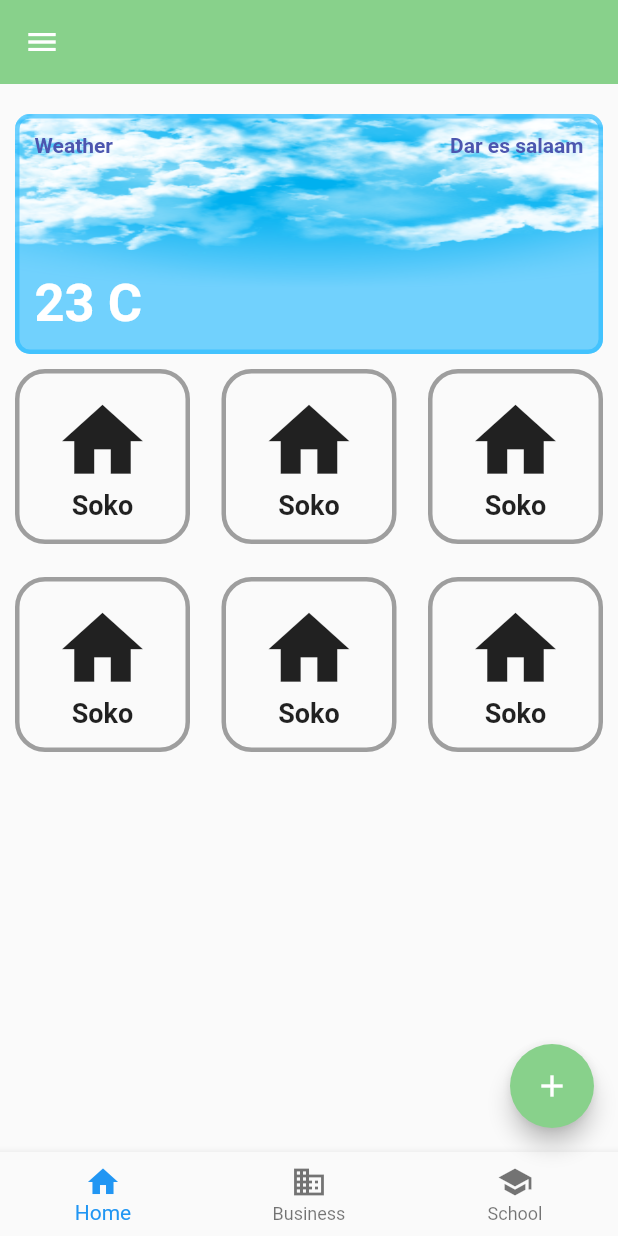
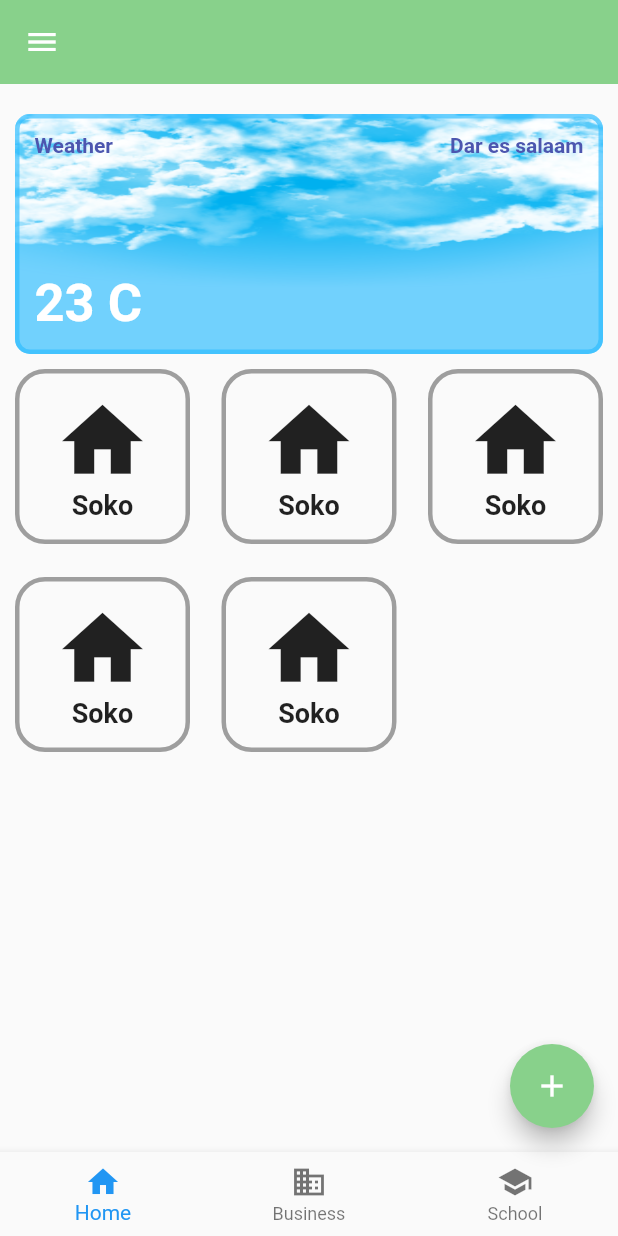
Before and after one commit to zuberypima/farmersoko, a Flutter app: the HomePage screen opened directly, on a phone screen of 412 x 824 dp. Run offline on Flutter 3.47's test engine with Material 2 defaults, Android fonts, the phone set to English and light mode, and no system bars.

Commit message:
update screens

```diff
--- a/lib/screens/homepage.dart
+++ b/lib/screens/homepage.dart
@@ -151,21 +151,7 @@ class _HomePageState extends State<HomePage> {
                       ),
                     ),
                   ),
-                   Padding(
-                    padding: const EdgeInsets.all(10),
-                    child: Container(
-                      width: 45,
-                      decoration: BoxDecoration(
-                          border: Border.all(width: 3, color: Colors.grey),
-                          borderRadius: BorderRadius.circular(20)),
-                      child: Center(
-                        child: Column(
-                          mainAxisAlignment: MainAxisAlignment.center,
-                          children: [Icon(Icons.home,size: 65,), Text('Soko',style: TextStyle(fontSize: 18,fontWeight: FontWeight.w700))],
-                        ),
-                      ),
-                    ),
-                  ),
+
                 ],
               ),
             )
```
Also changed, not shown: lib/widgets/homegridIcon.dart (added, +31 -0 lines).
